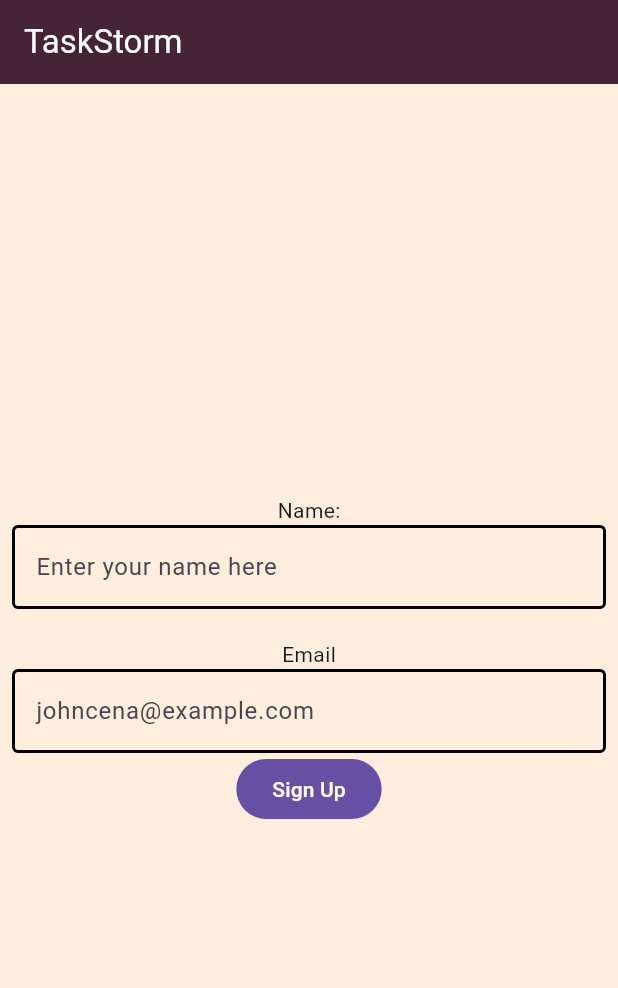
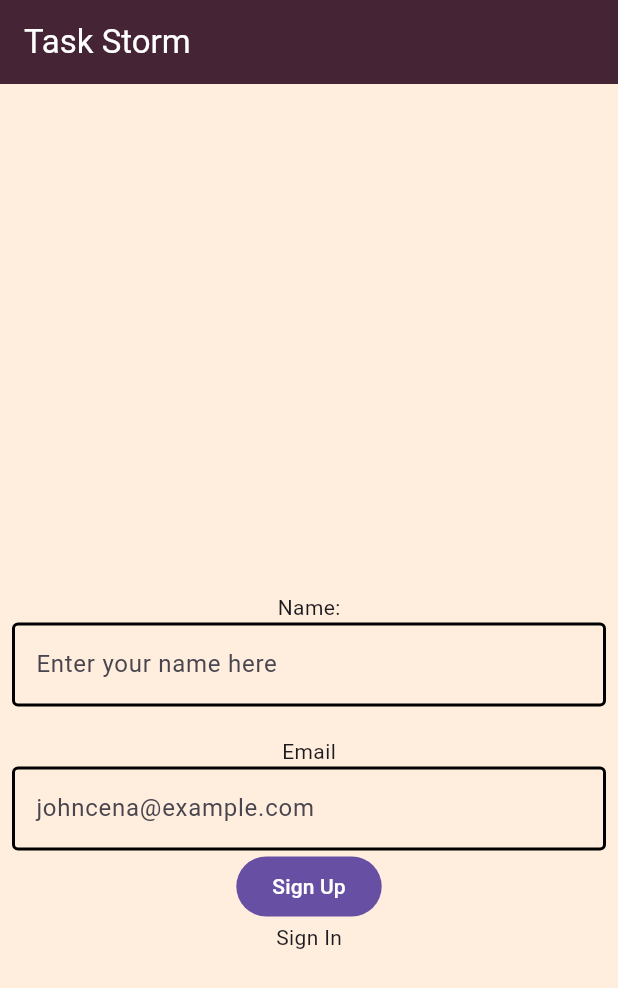
Before and after one commit to Dragolm/taskstorm, a Flutter app: the screen it shows after launch, after a tap on "Sign Up", on a phone screen of 412 x 824 dp. Shown: the top 988 px of the screen. Run offline on Flutter 3.47's test engine with Material 3 defaults, Android fonts, the phone set to English and light mode, and no system bars; our stand-ins replace flutter_dotenv, supabase_flutter; accounts and stored records are empty; network calls fail.

Commit message:
set up signIn and signUp

```diff
--- a/lib/constants.dart
+++ b/lib/constants.dart
@@ -3,3 +3,8 @@ import 'package:flutter/material.dart';
 //Colors
 const creamyPink = Color(0xFFFFEEDD);
 const brownishPink = Color(0xFF452535);
+
+//routes
+const signUpRoute = '/signUp';
+const signInRoute = '/signIn';
+const homePageRoute = '/home';
--- a/lib/main.dart
+++ b/lib/main.dart
@@ -1,9 +1,11 @@
-import 'dart:developer';
+//import 'dart:developer';
 import 'package:flutter_dotenv/flutter_dotenv.dart';
 import 'package:flutter/material.dart';
 import 'package:supabase_flutter/supabase_flutter.dart';
 import 'package:taskstorm/constants.dart';
-
+import 'package:taskstorm/sign_in.dart';
+import 'package:taskstorm/sign_up.dart';
+//import 'package:taskstorm/constants.dart';
 
 Future<void> main() async {
   await dotenv.load(fileName: ".env");
@@ -25,86 +27,26 @@ class MyApp extends StatelessWidget {
     return MaterialApp(
       debugShowCheckedModeBanner: false,
       title: 'TaskStorm',
-      home: const MyHomePage(title: 'TaskStorm'),
+      home: SignIn(),
+      routes: {
+        signUpRoute: (context) => SignUp(),
+        signInRoute: (context) => SignIn(),
+        homePageRoute: (context) => HomePage(),
+      },
     );
   }
 }
 
-class MyHomePage extends StatefulWidget {
-  const MyHomePage({super.key, required this.title});
-  final String title;
+class HomePage extends StatefulWidget {
+  const HomePage({super.key});
 
   @override
-  State<MyHomePage> createState() => _MyHomePageState();
+  State<HomePage> createState() => _HomePageState();
 }
 
-class _MyHomePageState extends State<MyHomePage> {
-  final TextEditingController _name = TextEditingController();
-  final TextEditingController _email = TextEditingController();
-
-  @override
-  void initState() {
-    super.initState();
-  }
-
-  @override
-  void dispose() {
-    _name.dispose();
-    super.dispose();
-  }
-
+class _HomePageState extends State<HomePage> {
   @override
   Widget build(BuildContext context) {
-    return Scaffold(
-      backgroundColor: creamyPink,
-      appBar: AppBar(
-        backgroundColor: brownishPink,
-        title: Text(widget.title, style: TextStyle(color: Colors.white)),
-      ),
-      body: Center(
-        child: Padding(
-          padding: const EdgeInsets.all(8.0),
-          child: Column(
-            mainAxisAlignment: MainAxisAlignment.center,
-            children: <Widget>[
-              const Text('Name:'),
-              TextField(
-                decoration: InputDecoration(
-                  hintText: 'Enter your name here',
-                  enabledBorder: OutlineInputBorder(
-                    borderSide: BorderSide(color: Colors.black, width: 2.0),
-                  ),
-                  focusedBorder: OutlineInputBorder(
-                    borderSide: BorderSide(color: Colors.black, width: 2.0),
-                  ),
-                ),
-                controller: _name,
-              ),
-              SizedBox(height: 20),
-              const Text('Email'),
-              TextField(
-                controller: _email,
-                decoration: InputDecoration(
-                  hintText: 'johncena@example.com',
-                  enabledBorder: OutlineInputBorder(
-                    borderSide: BorderSide(color: Colors.black, width: 2.0),
-                  ),
-                  focusedBorder: OutlineInputBorder(
-                    borderSide: BorderSide(color: Colors.black, width: 2.0),
-                  ),
-                ),
-              ),
-              FilledButton(
-                onPressed: () {
-                  log(_name.text);
-                  log(_email.text);
-                },
-                child: const Text('Sign Up'),
-              ),
-            ],
-          ),
-        ),
-      ),
-    );
+    return const Placeholder();
   }
 }
--- /dev/null
+++ b/lib/sign_in.dart
@@ -0,0 +1,114 @@
+import 'dart:developer';
+import 'package:flutter/material.dart';
+import 'package:supabase_flutter/supabase_flutter.dart';
+import 'package:taskstorm/constants.dart';
+import 'package:taskstorm/main.dart';
+//import 'package:taskstorm/sign_in.dart';
+
+class SignIn extends StatefulWidget {
+  const SignIn({super.key});
+
+  @override
+  State<SignIn> createState() => _SignInState();
+}
+
+class _SignInState extends State<SignIn> {
+  final TextEditingController _name = TextEditingController();
+  final TextEditingController _email = TextEditingController();
+
+  @override
+  void initState() {
+    super.initState();
+  }
+
+  @override
+  void dispose() {
+    _name.dispose();
+    _email.dispose();
+    super.dispose();
+  }
+
+  @override
+  Widget build(BuildContext context) {
+    return Scaffold(
+      backgroundColor: creamyPink,
+      appBar: AppBar(
+        backgroundColor: brownishPink,
+        title: Text('Task Storm', style: TextStyle(color: Colors.white)),
+      ),
+      body: Padding(
+        padding: const EdgeInsets.only(
+          top: 150,
+          bottom: 250,
+          left: 8.0,
+          right: 8.0,
+        ),
+        child: Stack(
+          children: [
+            // Container(color: Color(0xFFDDCCBB)),
+            Column(
+              mainAxisAlignment: MainAxisAlignment.center,
+              children: [
+                const Text('Name:'),
+                TextField(
+                  decoration: InputDecoration(
+                    hintText: 'Enter your name here',
+                    enabledBorder: OutlineInputBorder(
+                      borderSide: BorderSide(color: Colors.black, width: 2.0),
+                    ),
+                    focusedBorder: OutlineInputBorder(
+                      borderSide: BorderSide(color: Colors.black, width: 2.0),
+                    ),
+                  ),
+                  controller: _name,
+                ),
+                SizedBox(height: 20),
+                const Text('Email'),
+                TextField(
+                  controller: _email,
+                  decoration: InputDecoration(
+                    hintText: 'johncena@example.com',
+                    enabledBorder: OutlineInputBorder(
+                      borderSide: BorderSide(color: Colors.black, width: 2.0),
+                    ),
+                    focusedBorder: OutlineInputBorder(
+                      borderSide: BorderSide(color: Colors.black, width: 2.0),
+                    ),
+                  ),
+                ),
+                FilledButton(
+                  onPressed: () async {
+                    log(_email.text);
+                    log(_name.text);
+                    final AuthResponse res = await supabase.auth
+                        .signInWithPassword(
+                          email: _email.text.toLowerCase(),
+                          password: _name.text.toLowerCase(),
+                        );
+                    final Session? session = res.session;
+                    final User? user = res.user;
+                    log(user?.id.toString() ?? "error");
+                    if (context.mounted) {
+                      Navigator.pushNamedAndRemoveUntil(
+                        context,
+                        homePageRoute,
+                        (_) => false,
+                      );
+                    }
+                  },
+                  child: const Text('Sign In'),
+                ),
+                GestureDetector(
+                  child: const Text('Sign Up'),
+                  onTap: () {
+                    Navigator.pushNamedAndRemoveUntil(context, signUpRoute, (_) => false);
+                  },
+                ),
+              ],
+            ),
+          ],
+        ),
+      ),
+    );
+  }
+}
--- /dev/null
+++ b/lib/sign_up.dart
@@ -0,0 +1,103 @@
+import 'dart:developer';
+import 'package:flutter/material.dart';
+import 'package:supabase_flutter/supabase_flutter.dart';
+//import 'package:taskstorm/signUp.dart';
+import 'package:taskstorm/constants.dart';
+import 'package:taskstorm/main.dart';
+import 'package:taskstorm/sign_in.dart';
+
+class SignUp extends StatefulWidget {
+  const SignUp({super.key});
+
+  @override
+  State<SignUp> createState() => _SignUpState();
+}
+
+class _SignUpState extends State<SignUp> {
+  final TextEditingController _name = TextEditingController();
+  final TextEditingController _email = TextEditingController();
+
+  @override
+  void initState() {
+    super.initState();
+  }
+
+  @override
+  void dispose() {
+    _name.dispose();
+    _email.dispose();
+    super.dispose();
+  }
+
+  @override
+  Widget build(BuildContext context) {
+    return Scaffold(
+      backgroundColor: creamyPink,
+      appBar: AppBar(
+        backgroundColor: brownishPink,
+        title: Text('Task Storm', style: TextStyle(color: Colors.white)),
+      ),
+      body: Padding(
+        padding: const EdgeInsets.only(
+          top: 150,
+          bottom: 0,
+          left: 8.0,
+          right: 8.0,
+        ),
+        child: Stack(
+          children: [
+            //Container(color: Color(0xFFDDCCBB), height: 350,),
+            Column(
+              mainAxisAlignment: MainAxisAlignment.center,
+              children: [
+                const Text('Name:'),
+                TextField(
+                  decoration: InputDecoration(
+                    hintText: 'Enter your name here',
+                    enabledBorder: OutlineInputBorder(
+                      borderSide: BorderSide(color: Colors.black, width: 2.0),
+                    ),
+                    focusedBorder: OutlineInputBorder(
+                      borderSide: BorderSide(color: Colors.black, width: 2.0),
+                    ),
+                  ),
+                  controller: _name,
+                ),
+                SizedBox(height: 20),
+                const Text('Email'),
+                TextField(
+                  controller: _email,
+                  decoration: InputDecoration(
+                    hintText: 'johncena@example.com',
+                    enabledBorder: OutlineInputBorder(
+                      borderSide: BorderSide(color: Colors.black, width: 2.0),
+                    ),
+                    focusedBorder: OutlineInputBorder(
+                      borderSide: BorderSide(color: Colors.black, width: 2.0),
+                    ),
+                  ),
+                ),
+                FilledButton(
+                  onPressed: () async {
+                    log(_name.text);
+                    log(_email.text);
+                    final AuthResponse res = await supabase.auth.signUp(
+                      email: _email.text.toLowerCase(),
+                      password: _name.text.toLowerCase(),
+                    );
+                    final Session? session =  res.session;
+                    final User? user = res.user;
+                  },
+                  child: const Text('Sign Up'),
+                ),
+                GestureDetector(child: const Text('Sign In'), onTap: () {
+                  Navigator.of(context).pushNamedAndRemoveUntil(signInRoute, (_) => false);
+                },),
+              ],
+            ),
+          ],
+        ),
+      ),
+    );
+  }
+}
```
